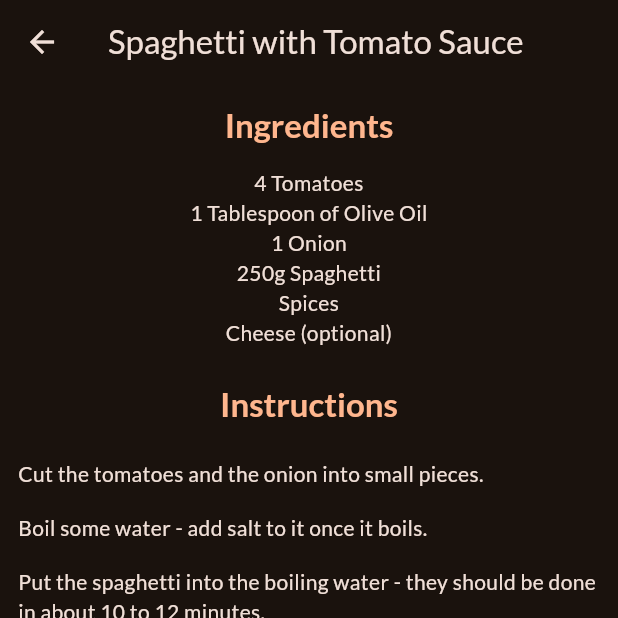
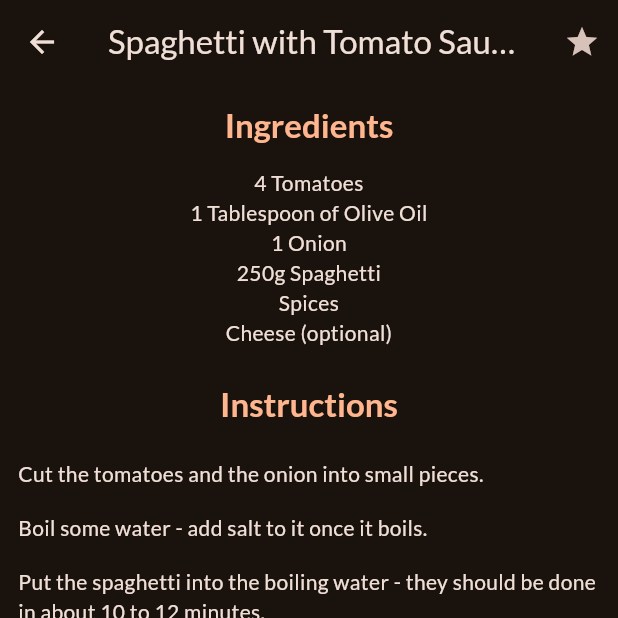
Before and after one commit to timseoaudit/meals, a Flutter app: the MealDetailsScreen screen opened directly with sample values from the repository, on a phone screen of 412 x 824 dp, the top half of it. Run offline on Flutter 3.47's test engine with Material 3 defaults, Android fonts, the phone set to English and light mode, and no system bars; our stand-ins replace google_fonts, transparent_image; network calls fail.

```diff
--- a/lib/screens/categories.dart
+++ b/lib/screens/categories.dart
@@ -1,11 +1,14 @@
 import 'package:flutter/material.dart';
 import 'package:meals/data/dummy_data.dart';
+import 'package:meals/models/meal.dart';
 import 'package:meals/screens/meals.dart';
 import 'package:meals/widgets/category_grid_item.dart';
 import 'package:meals/models/category.dart';
 
 class CategoriesScreen extends StatelessWidget {
-  const CategoriesScreen({super.key});
+  const CategoriesScreen({super.key, required this.onToggleFavorite});
+
+  final void Function(Meal meal) onToggleFavorite;
 
   void _selectedCategory(BuildContext context, Category category) {
     final filteredMeals = dummyMeals
@@ -18,6 +21,7 @@ class CategoriesScreen extends StatelessWidget {
         builder: (ctx) => MealsScreen(
           title: category.title,
           meals: filteredMeals,
+          onToggleFavorite: onToggleFavorite,
         ),
       ),
     );
--- a/lib/screens/meal_details.dart
+++ b/lib/screens/meal_details.dart
@@ -2,15 +2,25 @@ import 'package:flutter/material.dart';
 import 'package:meals/models/meal.dart';
 
 class MealDetailsScreen extends StatelessWidget {
-  const MealDetailsScreen({super.key, required this.meal});
+  const MealDetailsScreen(
+      {super.key, required this.meal, required this.onToggleFavorite});
 
   final Meal meal;
+  final void Function(Meal meal) onToggleFavorite;
 
   @override
   Widget build(BuildContext context) {
     return Scaffold(
       appBar: AppBar(
         title: Text(meal.title),
+        actions: [
+          IconButton(
+            onPressed: () {
+              onToggleFavorite(meal);
+            },
+            icon: const Icon(Icons.star),
+          ),
+        ],
       ),
       body: ListView(
         children: [
--- a/lib/screens/meals.dart
+++ b/lib/screens/meals.dart
@@ -4,10 +4,11 @@ import 'package:meals/screens/meal_details.dart';
 import 'package:meals/widgets/meal_item.dart';
 
 class MealsScreen extends StatelessWidget {
-  const MealsScreen({super.key, this.title, required this.meals});
+  const MealsScreen({super.key, this.title, required this.meals, required this.onToggleFavorite });
 
   final String? title;
   final List<Meal> meals;
+  final void Function(Meal meal) onToggleFavorite;
 
   void selectMeal(
     BuildContext context,
@@ -15,7 +16,7 @@ class MealsScreen extends StatelessWidget {
   ) {
     Navigator.of(context).push(
       MaterialPageRoute(
-        builder: (ctx) => MealDetailsScreen(meal: meal),
+        builder: (ctx) => MealDetailsScreen(meal: meal, onToggleFavorite: onToggleFavorite,),
       ),
     );
   }
```
Also changed, not shown: lib/screens/tabs.dart (+39 -4 lines).
